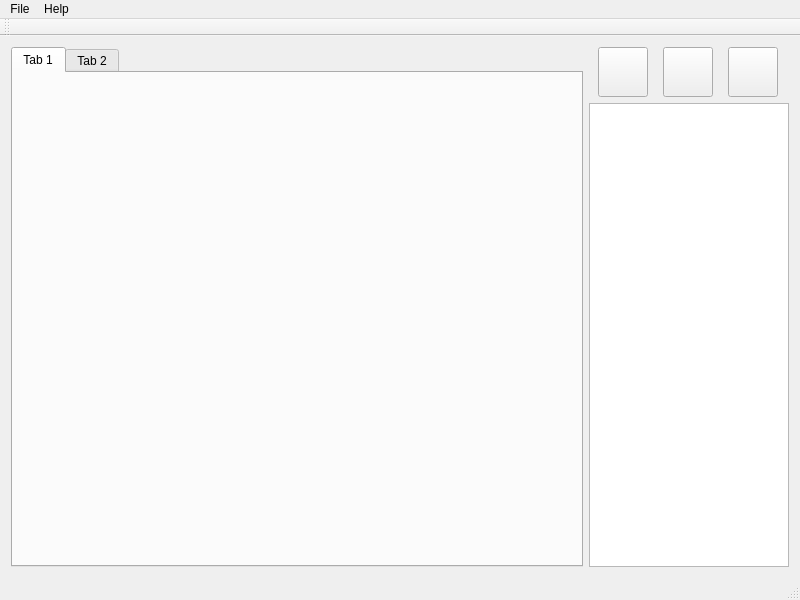
Before: the Qt Designer form mainwindow.ui in Etersoft/vargus-viewer, drawn with Qt 5.
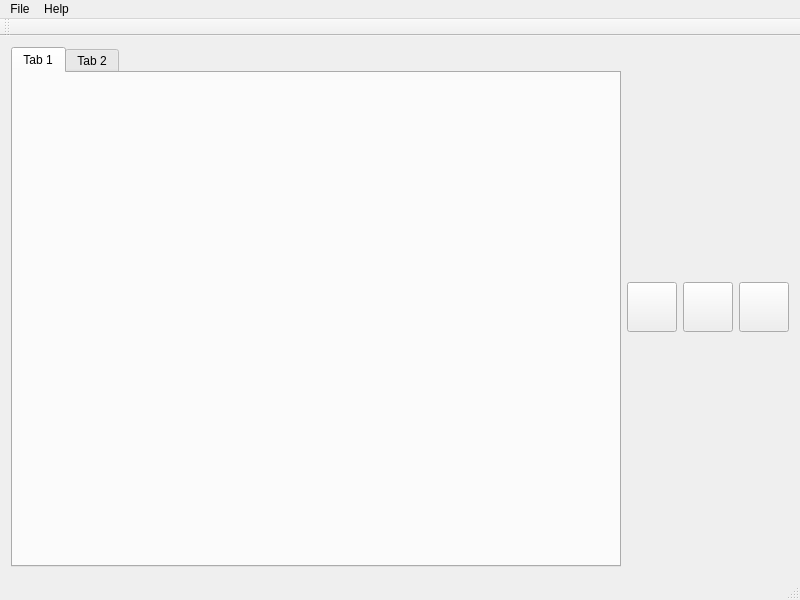
After: the same form once the commit is applied.

Commit message: Change QListWidget to CameraList. Drag event with CameraList.

Patch:
```diff
--- a/mainwindow.ui
+++ b/mainwindow.ui
@@ -144,22 +144,6 @@
         </item>
        </layout>
       </item>
-      <item>
-       <widget class="QListWidget" name="cameraList">
-        <property name="minimumSize">
-         <size>
-          <width>200</width>
-          <height>87</height>
-         </size>
-        </property>
-        <property name="maximumSize">
-         <size>
-          <width>200</width>
-          <height>16777215</height>
-         </size>
-        </property>
-       </widget>
-      </item>
      </layout>
     </item>
    </layout>
```
The commit also changes 7 other files.
